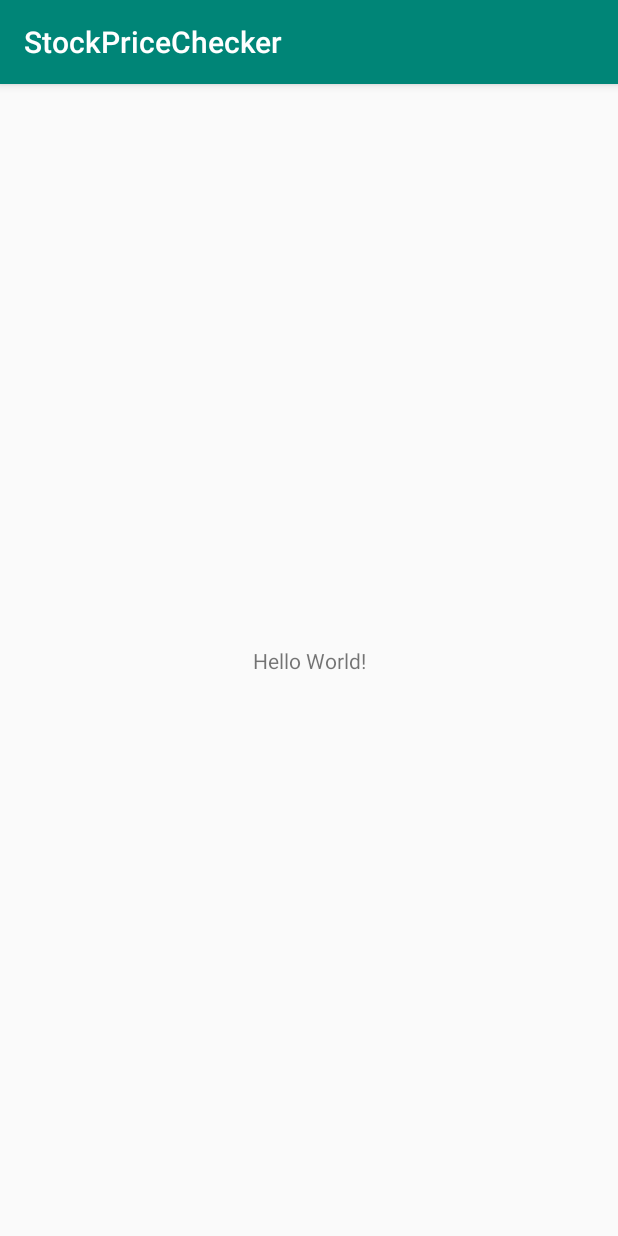
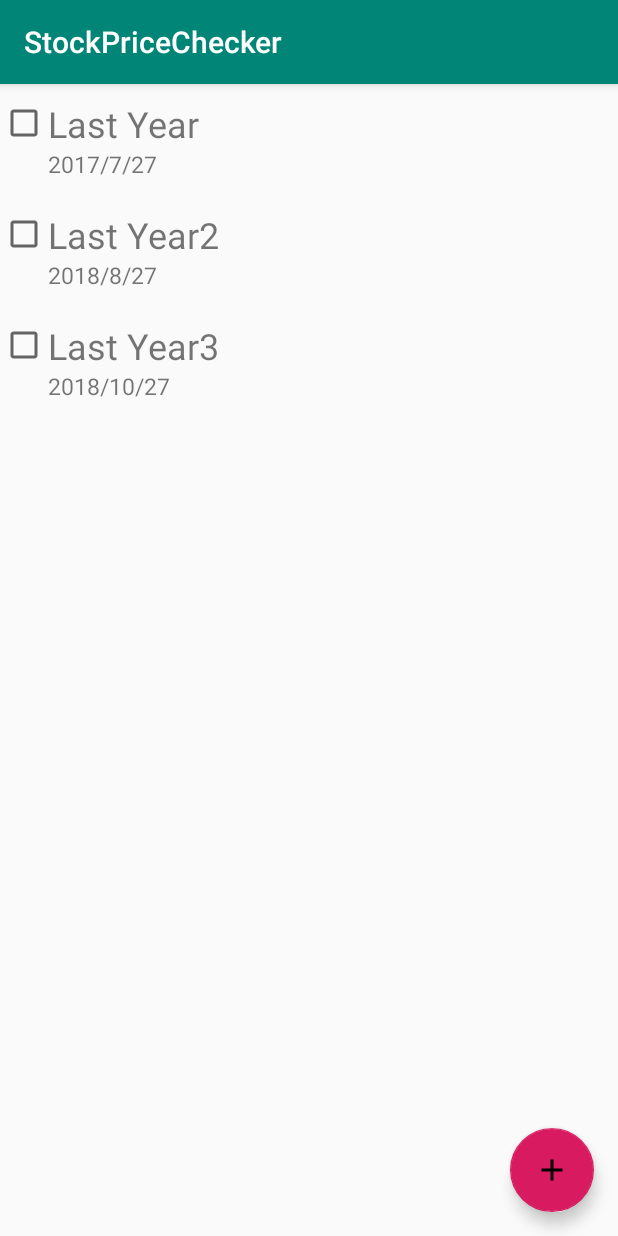
Before and after one commit to adazhu365/Stock-Price-Checker, an Android app: the screen it shows after launch (MainActivity), on a phone screen of 412 x 824 dp. Run offline under Robolectric (Android 15) with nearby library versions, the phone set to English and light mode, and no system bars.

Commit message:
basic port from miniapp

```diff
--- a/app/build.gradle
+++ b/app/build.gradle
@@ -22,6 +22,7 @@ dependencies {
     implementation fileTree(dir: 'libs', include: ['*.jar'])
     implementation 'com.android.support:appcompat-v7:28.0.0'
     implementation 'com.android.support.constraint:constraint-layout:1.1.3'
+    implementation 'com.android.support:design:28.0.0'
     testImplementation 'junit:junit:4.12'
     androidTestImplementation 'com.android.support.test:runner:1.0.2'
     androidTestImplementation 'com.android.support.test.espresso:espresso-core:3.0.2'
--- a/app/src/main/java/edu/sitengvirginia/stockpricechecker/MainActivity.java
+++ b/app/src/main/java/edu/sitengvirginia/stockpricechecker/MainActivity.java
@@ -1,13 +1,114 @@
 package edu.sitengvirginia.stockpricechecker;
+import java.io.Serializable;
+import java.text.ParseException;
 
+import android.support.design.widget.Snackbar;
 import android.support.v7.app.AppCompatActivity;
 import android.os.Bundle;
+import android.support.v7.widget.LinearLayoutManager;
+import android.util.Log;
+import android.view.View;
+import android.support.design.widget.FloatingActionButton;
+import android.support.v7.widget.RecyclerView;
+import android.content.Intent;
+import java.util.ArrayList;
 
-public class MainActivity extends AppCompatActivity {
+public class MainActivity extends AppCompatActivity{
+
+    //private FloatingActionButton myButton;
+    RecyclerView rvItems;
+    ArrayList<StockItem> myList;
+    private Snackbar snackbar;
+    static final int req_code = 1;
+    StockListAdapter adapter;
+
 
     @Override
     protected void onCreate(Bundle savedInstanceState) {
         super.onCreate(savedInstanceState);
         setContentView(R.layout.activity_main);
+        if (savedInstanceState == null) {
+            Log.e("test", "yaya");
+            myList = StockItem.createInitialBucketList();
+        }
+        else {
+            Serializable mylist = savedInstanceState.getSerializable("key");
+            myList = (ArrayList<StockItem>) mylist;
+        }
+
+        //myButton = findViewById(R.id.button);
+        /*myButton.setOnClickListener(new View.OnClickListener() {
+            @Override
+            public void onClick(View view) {
+
+                Intent add_intent = new Intent(MainActivity.this, AddItemActivity.class);
+                startActivityForResult(add_intent, req_code);
+            }
+        });
+        */
+        rvItems = (RecyclerView) findViewById(R.id.rvItems);
+        adapter = new StockListAdapter(this, myList);
+        rvItems.setAdapter(adapter);
+        rvItems.setLayoutManager(new LinearLayoutManager(this));
+        adapter.notifyDataSetChanged();
     }
+    @Override
+    protected void onActivityResult(int requestCode, int resultCode, Intent data) {
+        // Check which request we're responding to
+        if (requestCode == 1) {
+            // Make sure the request was successful
+            if (resultCode == RESULT_OK) {
+                String name = data.getStringExtra("name");
+                Log.e("test", name);
+                String description = data.getStringExtra("description");
+                String latitude = data.getStringExtra("latitude");
+                String longitude = data.getStringExtra("longitude");
+                String date = data.getStringExtra("date");
+                StockItem b = StockItem.createStockItem(name, description, latitude, longitude,date, false);
+
+
+                myList.add(b);
+                Log.e("test2", name);
+                adapter.notifyDataSetChanged();
+            }
+        }
+        if (requestCode == 2) {
+            // Make sure the request was successful
+            if (resultCode == RESULT_OK) {
+
+                String name = data.getStringExtra("name");
+                Log.e("test", name);
+                String description = data.getStringExtra("description");
+                String latitude = data.getStringExtra("latitude");
+                String longitude = data.getStringExtra("longitude");
+                String date = data.getStringExtra("date");
+                int position = data.getIntExtra("position", 0);
+                boolean checked = data.getBooleanExtra("checked", false);
+                StockItem b = StockItem.editStockItem(myList.get(position), name, description, latitude, longitude, date, checked);
+                myList.remove(myList.get(position));
+
+
+                myList.add(b);
+                Log.e("test2", name);
+                adapter.notifyDataSetChanged();
+            }
+        }
+
+    }
+    @Override
+    protected void onSaveInstanceState(Bundle savedInstanceState) {
+        savedInstanceState.putSerializable("key", myList);
+        Log.e("test", savedInstanceState.toString());
+        Log.e("test", "yyy");
+        super.onSaveInstanceState(savedInstanceState);
+
+    }
+    @Override
+    protected void onRestoreInstanceState(Bundle savedInstanceState) {
+        super.onRestoreInstanceState(savedInstanceState);
+        Serializable mylist = savedInstanceState.getSerializable("key");
+
+        myList = (ArrayList<StockItem>) mylist;
+    }
+
 }
--- /dev/null
+++ b/app/src/main/java/edu/sitengvirginia/stockpricechecker/StockItem.java
@@ -0,0 +1,68 @@
+package edu.sitengvirginia.stockpricechecker;
+
+import java.io.Serializable;
+import java.text.ParseException;
+import java.text.SimpleDateFormat;
+import java.util.ArrayList;
+import java.util.Date;
+
+public class StockItem implements Serializable{
+    private String mname;
+    private String mdescription;
+    private String mlatitude;
+    private String mlongitude;
+    private String mdate;
+    private boolean mchecked;
+
+    private StockItem(String name, String description, String latitiude, String longitude, String date, boolean checked) {
+        mname = name;
+        mdescription = description;
+        mlatitude = latitiude;
+        mlongitude = longitude;
+        mdate = date;
+        mchecked = checked;
+    }
+
+    public static StockItem createStockItem(String name, String description, String latitude, String longitude, String date, boolean checked) {
+        StockItem b = new StockItem(name, description, latitude, longitude, date, checked);
+        return b;
+    }
+
+    public static StockItem editStockItem(StockItem b, String name, String description, String latitude, String longitude, String date, boolean checked) {
+        b = new StockItem(name, description, latitude, longitude, date, checked);
+        return b;
+    }
+
+    public String getMname() {
+        return mname;
+    }
+    public String getMdescription() {
+        return mdescription;
+    }
+    public String getMlatitude() {
+        return mlatitude;
+    }
+    public String getMlongitude() {
+        return mlongitude;
+    }
+    public String getMdate() {
+        return mdate;
+    }
+    public void setMchecked(boolean val){this.mchecked=val; }
+
+    public boolean getMchecked() {
+        return mchecked;
+    }
+
+
+    public static ArrayList<StockItem> createInitialBucketList() {
+        ArrayList<StockItem> initialList = new ArrayList<StockItem>();
+        initialList.add(new StockItem("Last Year", "whatever", "37.3", "38.4", "2017/7/27", false));
+
+        initialList.add(new StockItem("Last Year2", "whatever", "37.3", "38.4", "2018/8/27", false));
+
+        initialList.add(new StockItem("Last Year3", "whatever", "37.3", "38.4", "2018/10/27", false));
+
+        return initialList;
+    }
+}
--- /dev/null
+++ b/app/src/main/java/edu/sitengvirginia/stockpricechecker/StockListAdapter.java
@@ -0,0 +1,148 @@
+package edu.sitengvirginia.stockpricechecker;
+
+import android.app.Activity;
+import android.content.Context;
+import android.content.Intent;
+import android.support.v7.widget.RecyclerView;
+import android.view.LayoutInflater;
+import android.view.View;
+import android.view.ViewGroup;
+import android.widget.CheckBox;
+import android.widget.TextView;
+
+import java.util.ArrayList;
+import java.util.Collections;
+import java.util.List;
+
+import edu.sitengvirginia.stockpricechecker.MainActivity;
+
+
+
+// Create the basic adapter extending from RecyclerView.Adapter
+// Note that we specify the custom ViewHolder which gives us access to our views
+public class StockListAdapter extends
+        RecyclerView.Adapter<StockListAdapter.ViewHolder> {
+    static final int req_code = 2;
+    // Provide a direct reference to each of the views within a data item
+    // Used to cache the views within the item layout for fast access
+    public static class ViewHolder extends RecyclerView.ViewHolder {
+        // Your holder should contain a member variable
+        // for any view that will be set as you render a row
+        public TextView nameTextView;
+        public TextView dateTextView;
+        public CheckBox checkbox;
+        // We also create a constructor that accepts the entire item row
+        // and does the view lookups to find each subview
+        public ViewHolder(View itemView) {
+            // Stores the itemView in a public final member variable that can be used
+            // to access the context from any ViewHolder instance.
+            super(itemView);
+            checkbox = (CheckBox) itemView.findViewById(R.id.checkbox);
+            nameTextView = (TextView) itemView.findViewById(R.id.StockItemName);
+            dateTextView = (TextView) itemView.findViewById(R.id.StockItemDate);
+
+        }
+    }
+
+    // Store a member variable for the contacts
+    private ArrayList<StockItem> mItems;
+    // Store the context for easy access
+    private Context mContext;
+
+    // Pass in the contact array into the constructor
+    public StockListAdapter(Context context, ArrayList<StockItem> items) {
+        mItems = items;
+        mContext = context;
+    }
+
+    // Easy access to the context object in the recyclerview
+    private Context getContext() {
+        return mContext;
+    }
+
+    // Usually involves inflating a layout from XML and returning the holder
+    @Override
+    public StockListAdapter.ViewHolder onCreateViewHolder(ViewGroup parent, int viewType) {
+        Context context = parent.getContext();
+        LayoutInflater inflater = LayoutInflater.from(context);
+
+        // Inflate the custom layout
+        View contactView = inflater.inflate(R.layout.stockitemlayout, parent, false);
+
+        // Return a new holder instance
+        ViewHolder viewHolder = new ViewHolder(contactView);
+        return viewHolder;
+    }
+
+    // Involves populating data into the item through holder
+    @Override
+    public void onBindViewHolder(StockListAdapter.ViewHolder viewHolder, final int position) {
+        // Get the data model based on position
+        final StockItem bucket = mItems.get(position);
+        // CheckBox checkbox = viewHolder.checkbox;
+
+        // Set item views based on your views and data model
+        TextView textView = viewHolder.nameTextView;
+        String bucketDisplay = bucket.getMname();
+        textView.setText(bucketDisplay);
+
+        TextView dateView = viewHolder.dateTextView;
+        String dateDisplay = bucket.getMdate();
+        dateView.setText(dateDisplay);
+
+        final CheckBox complete = viewHolder.checkbox;
+        complete.setChecked(bucket.getMchecked());
+
+        /*TextView editView = viewHolder.nameTextView;
+        editView.setOnClickListener(new View.OnClickListener() {
+            @Override
+            public void onClick(View view) {
+                Intent edit_intent = new Intent(view.getContext(), EditItemActivity.class);
+                edit_intent.putExtra("position", position);
+                edit_intent.putExtra("name", bucket.getMname());
+                edit_intent.putExtra("description", bucket.getMdescription());
+                edit_intent.putExtra("latitude", bucket.getMlatitude());
+                edit_intent.putExtra("longitude", bucket.getMlongitude());
+                edit_intent.putExtra("date", bucket.getMdate());
+                edit_intent.putExtra("checked", bucket.getMchecked());
+                ((Activity) mContext).startActivityForResult(edit_intent, req_code);
+
+            }
+        });*/
+        complete.setOnClickListener(new View.OnClickListener() {
+            @Override
+            public void onClick(View view) {
+
+                /*Intent checkbox_intent = new Intent(view.getContext(), BucketListActivity.class);
+                if (complete.isChecked()) {
+                    checkbox_intent.putExtra("checked", true);
+                } else {
+                    checkbox_intent.putExtra("checked", false);
+                }
+                checkbox_intent.putExtra("name", bucket.getMname());
+                checkbox_intent.putExtra("position", position);
+                checkbox_intent.putExtra("date", bucket.getMdate());
+                checkbox_intent.putExtra("description", bucket.getMdescription());
+                checkbox_intent.putExtra("latitude", bucket.getMlatitude());
+                checkbox_intent.putExtra("longitude", bucket.getMlongitude());
+                ((Activity) mContext).startActivityForResult(checkbox_intent, 3);*/
+                if (bucket.getMchecked()){
+                    bucket.setMchecked(false);
+                }
+                else{
+                    bucket.setMchecked(true);
+                }
+
+                notifyDataSetChanged();
+            }
+        });
+    }
+
+
+
+    // Returns the total count of items in the list
+    @Override
+    public int getItemCount() {
+        return mItems.size();
+    }
+}
--- /dev/null
+++ b/app/src/main/res/drawable/ic_add_black_24dp.xml
@@ -0,0 +1,9 @@
+<vector xmlns:android="http://schemas.android.com/apk/res/android"
+        android:width="24dp"
+        android:height="24dp"
+        android:viewportWidth="24.0"
+        android:viewportHeight="24.0">
+    <path
+        android:fillColor="#FF000000"
+        android:pathData="M19,13h-6v6h-2v-6H5v-2h6V5h2v6h6v2z"/>
+</vector>
--- a/app/src/main/res/layout/activity_main.xml
+++ b/app/src/main/res/layout/activity_main.xml
@@ -6,13 +6,23 @@
     android:layout_height="match_parent"
     tools:context=".MainActivity">
 
-    <TextView
+    <android.support.design.widget.FloatingActionButton
+        android:id="@+id/button"
         android:layout_width="wrap_content"
         android:layout_height="wrap_content"
-        android:text="Hello World!"
+        android:layout_margin="16dp"
+        android:src="@drawable/ic_add_black_24dp"
         app:layout_constraintBottom_toBottomOf="parent"
-        app:layout_constraintLeft_toLeftOf="parent"
         app:layout_constraintRight_toRightOf="parent"
-        app:layout_constraintTop_toTopOf="parent" />
+
+        />
+
+    <android.support.v7.widget.RecyclerView
+        android:id="@+id/rvItems"
+        android:layout_width="wrap_content"
+        android:layout_height="wrap_content"
+        android:layout_alignParentEnd="true"
+
+        />
 
 </android.support.constraint.ConstraintLayout>
--- /dev/null
+++ b/app/src/main/res/layout/stockitemlayout.xml
@@ -0,0 +1,34 @@
+<?xml version="1.0" encoding="utf-8"?>
+<android.support.constraint.ConstraintLayout
+    xmlns:android="http://schemas.android.com/apk/res/android"
+    xmlns:app="http://schemas.android.com/apk/res-auto"
+    xmlns:tools="http://schemas.android.com/tools"
+    android:layout_width="match_parent"
+    android:layout_height="wrap_content"
+    android:paddingTop="10dp"
+    android:paddingBottom="10dp"
+    tools:context=".StockItem">
+
+    <CheckBox
+        android:id="@+id/checkbox"
+        android:layout_width="wrap_content"
+        android:layout_height="wrap_content" />
+
+    <TextView
+        android:id="@+id/StockItemName"
+        android:textSize="24sp"
+        app:layout_constraintLeft_toRightOf="@+id/checkbox"
+        android:layout_width="wrap_content"
+        android:layout_height="wrap_content"
+        />
+    <TextView
+        android:id="@+id/StockItemDate"
+        android:textSize="15sp"
+        app:layout_constraintTop_toBottomOf="@+id/StockItemName"
+        app:layout_constraintLeft_toRightOf="@+id/checkbox"
+        android:layout_width="wrap_content"
+        android:layout_height="wrap_content"
+        />
+
+
+</android.support.constraint.ConstraintLayout>
```
